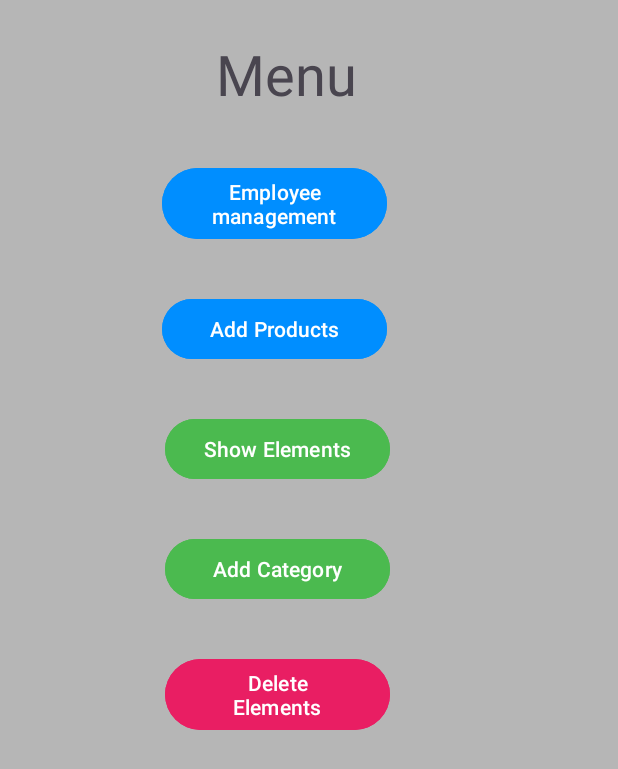
After one commit to ExproVic/ECommerce, an Android app: the SuperAdminActivity screen opened directly, with no data from a screen before it, on a phone screen of 412 x 824 dp. The commit adds this screen. Shown: the top 769 px of the screen. Run offline under Robolectric (Android 15) with nearby library versions, the phone set to English and light mode, and no system bars.

Commit message:
superadmin and add new employee

```diff
--- /dev/null
+++ b/app/src/main/java/com/example/ecommerce/SuperAdminActivity.java
@@ -0,0 +1,37 @@
+package com.example.ecommerce;
+
+import android.content.Intent;
+import android.os.Bundle;
+import android.view.View;
+
+import androidx.appcompat.app.AppCompatActivity;
+
+import com.example.ecommerce.Category.AddNewCategoryActivity;
+import com.example.ecommerce.Category.DeleteElementsActivity;
+import com.example.ecommerce.Category.ShowCategoryActivity;
+
+public class SuperAdminActivity extends AppCompatActivity {
+
+    @Override
+    protected void onCreate(Bundle savedInstanceState) {
+        super.onCreate(savedInstanceState);
+        setContentView(R.layout.activity_super_admin);
+    }
+    public void employeeManagement(View view) {
+        startActivity(new Intent(SuperAdminActivity.this, EmployeeManagementActivity.class));
+    }
+    public void addProducts(View view) {
+        startActivity(new Intent(SuperAdminActivity.this, AddNewProductsActivity.class));
+    }
+
+    public void showCategory(View view) {
+        startActivity(new Intent(SuperAdminActivity.this, ShowCategoryActivity.class));
+    }
+
+    public void deleteCategory(View view) {
+        startActivity(new Intent(SuperAdminActivity.this, DeleteElementsActivity.class));
+    }
+    public void addCategory(View view) {
+        startActivity(new Intent(SuperAdminActivity.this, AddNewCategoryActivity.class));
+    }
+}
--- a/app/src/main/java/com/example/ecommerce/productview/ShowProductActivity.java
+++ b/app/src/main/java/com/example/ecommerce/productview/ShowProductActivity.java
@@ -33,8 +33,7 @@ public class ShowProductActivity extends AppCompatActivity {
     private RecyclerView recyclerView;
     private List<ItemProduct> items;
     private ProductAdapter adapter;
-    private int countProduct = 0;
-    private String categoryName;
+
     private int changef_s=0;
     private List<ItemProduct> filteredAndSortedProducts;
 
@@ -49,7 +48,6 @@ public class ShowProductActivity extends AppCompatActivity {
         recyclerView.setLayoutManager(new LinearLayoutManager(this));
         recyclerView.setAdapter(adapter);
         Button buttonReset = findViewById(R.id.buttonReset);
-        categoryName = getIntent().getStringExtra("category");
         buttonReset.setOnClickListener(new View.OnClickListener() {
             @Override
             public void onClick(View v) {
--- /dev/null
+++ b/app/src/main/res/layout/activity_super_admin.xml
@@ -0,0 +1,82 @@
+<?xml version="1.0" encoding="utf-8"?>
+<androidx.constraintlayout.widget.ConstraintLayout xmlns:android="http://schemas.android.com/apk/res/android"
+    xmlns:app="http://schemas.android.com/apk/res-auto"
+    xmlns:tools="http://schemas.android.com/tools"
+    android:layout_width="match_parent"
+    android:layout_height="match_parent"
+    android:background="@color/gray"
+    tools:context=".SuperAdminActivity">
+    <TextView
+        android:id="@+id/menu"
+        android:layout_width="wrap_content"
+        android:layout_height="wrap_content"
+        android:layout_marginStart="144dp"
+        android:layout_marginTop="24dp"
+        android:text="Menu"
+        android:textSize="37dp"
+        app:layout_constraintStart_toStartOf="parent"
+        app:layout_constraintTop_toTopOf="parent" />
+    <Button
+        android:id="@+id/employer"
+        android:layout_width="150dp"
+        android:layout_height="wrap_content"
+        android:layout_marginStart="108dp"
+        android:layout_marginTop="108dp"
+        android:backgroundTint="@color/textHeading"
+        android:onClick="employeeManagement"
+        android:text="Employee management"
+        app:layout_constraintStart_toStartOf="parent"
+        app:layout_constraintTop_toTopOf="parent" />
+
+    <Button
+        android:id="@+id/Category"
+        android:layout_width="150dp"
+        android:layout_height="wrap_content"
+        android:layout_marginStart="108dp"
+        android:layout_marginTop="32dp"
+        android:backgroundTint="@color/textHeading"
+        android:onClick="addProducts"
+        android:text="Add Products"
+        app:layout_constraintStart_toStartOf="parent"
+        app:layout_constraintTop_toBottomOf="@+id/employer" />
+
+    <Button
+        android:id="@+id/showCategory"
+        android:layout_width="150dp"
+        android:layout_height="wrap_content"
+        android:layout_marginTop="32dp"
+        android:layout_marginEnd="152dp"
+        android:backgroundTint="@color/green"
+        android:onClick="showCategory"
+        android:text="Show Elements"
+        app:layout_constraintEnd_toEndOf="parent"
+        app:layout_constraintTop_toBottomOf="@+id/Category"
+        tools:ignore="MissingConstraints" />
+
+    <Button
+        android:id="@+id/addCategory"
+        android:layout_width="150dp"
+        android:layout_height="wrap_content"
+        android:layout_marginTop="32dp"
+        android:layout_marginEnd="152dp"
+        android:backgroundTint="@color/green"
+        android:onClick="addCategory"
+        android:text="Add Category"
+        app:layout_constraintEnd_toEndOf="parent"
+        app:layout_constraintTop_toBottomOf="@+id/showCategory"
+        tools:ignore="MissingConstraints" />
+
+    <Button
+        android:id="@+id/deleteCategory"
+        android:layout_width="150dp"
+        android:layout_height="wrap_content"
+        android:layout_marginTop="32dp"
+        android:layout_marginEnd="152dp"
+        android:backgroundTint="@color/red"
+        android:onClick="deleteCategory"
+        android:text="Delete Elements"
+        app:layout_constraintEnd_toEndOf="parent"
+        app:layout_constraintTop_toBottomOf="@+id/addCategory"
+        tools:ignore="MissingConstraints" />
+
+</androidx.constraintlayout.widget.ConstraintLayout>
```
Also changed, not shown: app/src/main/AndroidManifest.xml (+8 -1 lines), app/src/main/java/com/example/ecommerce/EmployeeManagementActivity.java (added, +78 -0 lines), app/src/main/java/com/example/ecommerce/LoginActivity.java (+40 -12 lines), app/src/main/res/layout/activity_employee_management.xml (added, +66 -0 lines).
